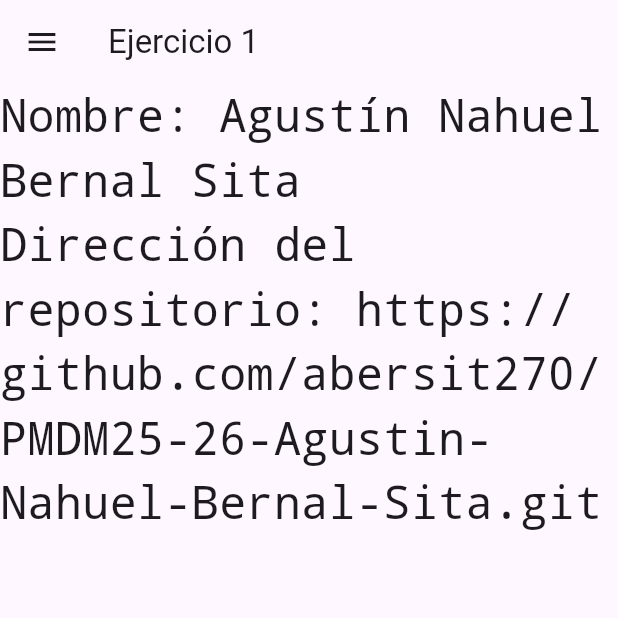
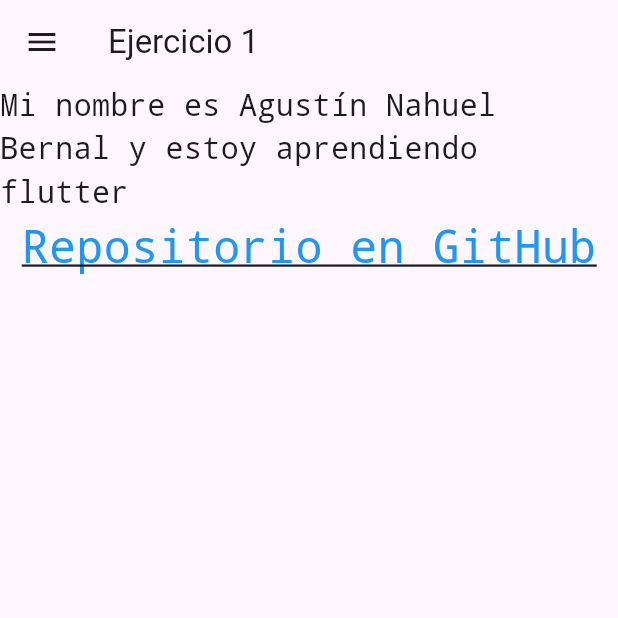
Before and after one commit to abersit270/PMDM25-26-Agustin-Nahuel-Bernal-Sita, a Flutter app: the Ejercicio1 screen opened directly, on a phone screen of 412 x 824 dp, the top half of it. Run offline on Flutter 3.47's test engine with Material 3 defaults, Android fonts, the phone set to English and light mode, and no system bars.

Commit message:
Colocado Links y splash

```diff
--- a/Relacion_de_ejercicios_de_Flutter/ejercicios/lib/screens/ejercicio1.dart
+++ b/Relacion_de_ejercicios_de_Flutter/ejercicios/lib/screens/ejercicio1.dart
@@ -1,7 +1,12 @@
 import 'package:ejercicios/utils/app_drawer.dart';
 import 'package:flutter/material.dart';
+import 'package:url_launcher/url_launcher.dart';
 
 class Ejercicio1 extends StatelessWidget {
+  final Uri _repoUrl = Uri.parse(
+    "https://github.com/abersit270/PMDM25-26-Agustin-Nahuel-Bernal-Sita.git",
+  );
+
   @override
   Widget build(BuildContext context) {
     return Scaffold(
@@ -10,12 +15,24 @@
       body: Column(
         children: [
           Text(
-            'Nombre: Agustín Nahuel Bernal Sita',
-            style: TextStyle(fontSize: 30, fontFamily: "Courier New"),
+            "Mi nombre es Agustín Nahuel Bernal y estoy aprendiendo flutter",
+            style: TextStyle(fontSize: 20, fontFamily: "Courier New"),
           ),
-          Text(
-            'Dirección del repositorio: https://github.com/abersit270/PMDM25-26-Agustin-Nahuel-Bernal-Sita.git',
-            style: TextStyle(fontSize: 30, fontFamily: "Courier New"),
+          InkWell(
+            onTap: () async {
+              if (await canLaunchUrl(_repoUrl)) {
+                await launchUrl(_repoUrl, mode: LaunchMode.externalApplication);
+              }
+            },
+            child: Text(
+              'Repositorio en GitHub',
+              style: TextStyle(
+                fontSize: 30,
+                fontFamily: "Courier New",
+                color: Colors.blue,
+                decoration: TextDecoration.underline,
+              ),
+            ),
           ),
         ],
       ),
--- a/Relacion_de_ejercicios_de_Flutter/ejercicios/pubspec.yaml
+++ b/Relacion_de_ejercicios_de_Flutter/ejercicios/pubspec.yaml
@@ -31,6 +31,8 @@
   flutter:
     sdk: flutter
 
+  url_launcher: ^6.2.5
+
   # The following adds the Cupertino Icons font to your application.
   # Use with the CupertinoIcons class for iOS style icons.
   cupertino_icons: ^1.0.8
@@ -40,12 +42,13 @@
   flutter_test:
     sdk: flutter
 
+
   # The "flutter_lints" package below contains a set of recommended lints to
   # encourage good coding practices. The lint set provided by the package is
   # activated in the `analysis_options.yaml` file located at the root of your
   # package. See that file for information about deactivating specific lint
   # rules and activating additional ones.
-  flutter_lints: ^5.0.0
+  flutter_lints: ^6.0.0
 
 # For information on the generic Dart part of this file, see the
 # following page: https://dart.dev/tools/pub/pubspec
```
Also changed, not shown: Relacion_de_ejercicios_de_Flutter/ejercicios/lib/screens/ejercicio11.dart (+24 -11 lines), Relacion_de_ejercicios_de_Flutter/ejercicios/pubspec.lock, 6 other files.
